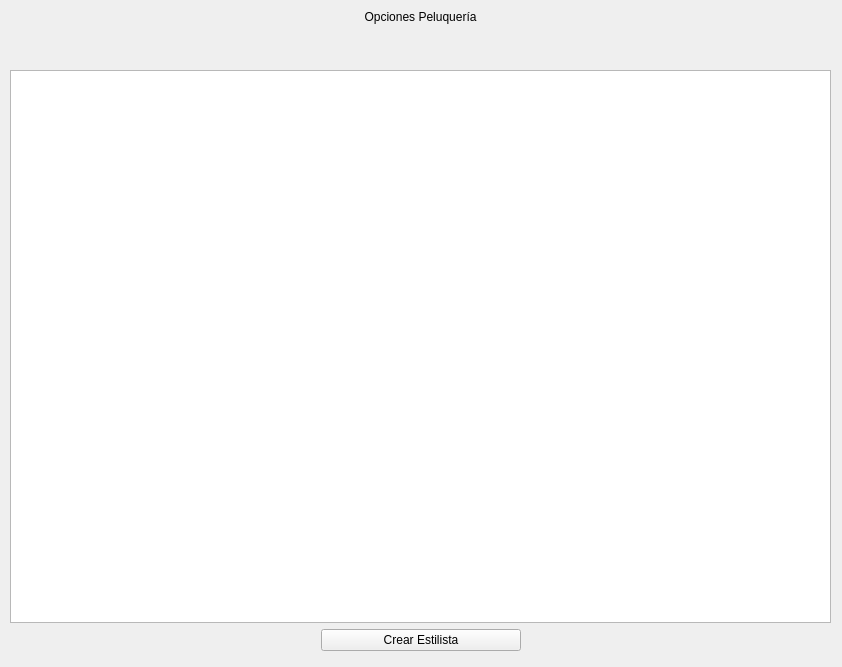
First picture: the form in desktop_app/ui/cutTime_opciones.ui, repository Miguerep/ProyectoGestionReservas, before the edit.
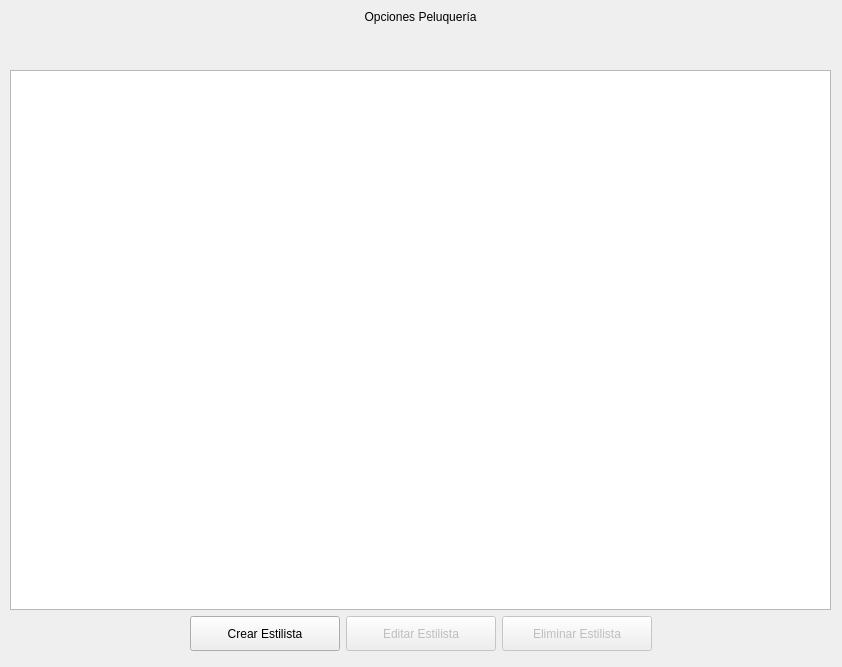
Second picture: the form after the edit.

Commit message: controladores de estilista, ajustes en dashboard, página opciones

Patch:
```diff
--- a/desktop_app/ui/cutTime_opciones.ui
+++ b/desktop_app/ui/cutTime_opciones.ui
@@ -50,7 +50,11 @@
      </spacer>
     </item>
     <item>
-     <widget class="QListWidget" name="estilistaList"/>
+     <widget class="QListWidget" name="estilistaList">
+      <property name="alternatingRowColors">
+       <bool>true</bool>
+      </property>
+     </widget>
     </item>
     <item>
      <layout class="QHBoxLayout" name="horizontalLayout">
@@ -77,8 +81,8 @@
         </property>
         <property name="minimumSize">
          <size>
-          <width>200</width>
-          <height>0</height>
+          <width>150</width>
+          <height>35</height>
          </size>
         </property>
         <property name="text">
@@ -86,6 +90,50 @@
         </property>
        </widget>
       </item>
+      <item>
+       <widget class="QPushButton" name="editarEstilistaPB">
+        <property name="enabled">
+         <bool>false</bool>
+        </property>
+        <property name="sizePolicy">
+         <sizepolicy hsizetype="Minimum" vsizetype="Fixed">
+          <horstretch>0</horstretch>
+          <verstretch>0</verstretch>
+         </sizepolicy>
+        </property>
+        <property name="minimumSize">
+         <size>
+          <width>150</width>
+          <height>35</height>
+         </size>
+        </property>
+        <property name="text">
+         <string>Editar Estilista</string>
+        </property>
+       </widget>
+      </item>
+      <item>
+       <widget class="QPushButton" name="eliminarEstilistaPB">
+        <property name="enabled">
+         <bool>false</bool>
+        </property>
+        <property name="sizePolicy">
+         <sizepolicy hsizetype="Minimum" vsizetype="Fixed">
+          <horstretch>0</horstretch>
+          <verstretch>0</verstretch>
+         </sizepolicy>
+        </property>
+        <property name="minimumSize">
+         <size>
+          <width>150</width>
+          <height>35</height>
+         </size>
+        </property>
+        <property name="text">
+         <string>Eliminar Estilista</string>
+        </property>
+       </widget>
+      </item>
       <item>
        <spacer name="horizontalSpacer_2">
         <property name="orientation">
```
The commit also changes 9 other files.
